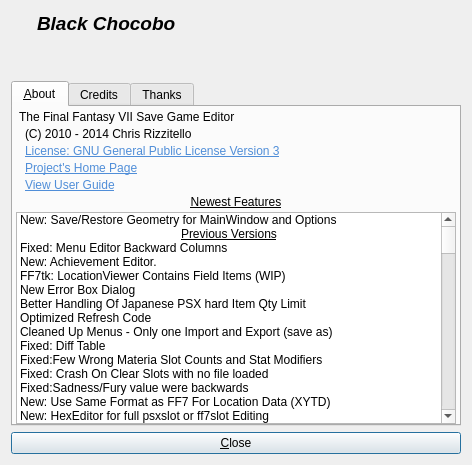
First picture: the form in about.ui, repository sithlord48/blackchocobo, before the edit.
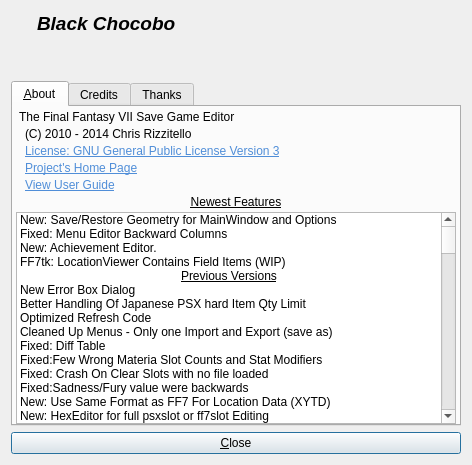
Second picture: the form after the edit. Icons and pictures are not drawn.

Diff of the .ui file:
```diff
--- a/about.ui
+++ b/about.ui
@@ -333,6 +333,21 @@
            <string>New: Save/Restore Geometry for MainWindow and Options</string>
           </property>
          </item>
+         <item>
+          <property name="text">
+           <string>Fixed: Menu Editor Backward Columns</string>
+          </property>
+         </item>
+         <item>
+          <property name="text">
+           <string>New: Achievement Editor.</string>
+          </property>
+         </item>
+         <item>
+          <property name="text">
+           <string>FF7tk: LocationViewer Contains Field Items (WIP)</string>
+          </property>
+         </item>
          <item>
           <property name="text">
            <string>Previous Versions</string>
@@ -348,21 +363,6 @@
            <set>AlignHCenter|AlignVCenter|AlignCenter</set>
           </property>
          </item>
-         <item>
-          <property name="text">
-           <string>Fixed: Menu Editor Backward Columns</string>
-          </property>
-         </item>
-         <item>
-          <property name="text">
-           <string>New: Achievement Editor.</string>
-          </property>
-         </item>
-         <item>
-          <property name="text">
-           <string>FF7tk: LocationViewer Contains Field Items (WIP)</string>
-          </property>
-         </item>
          <item>
           <property name="text">
            <string>New Error Box Dialog</string>
```
Left out of the diff: 8 changed lines with no effect on the pictures.
